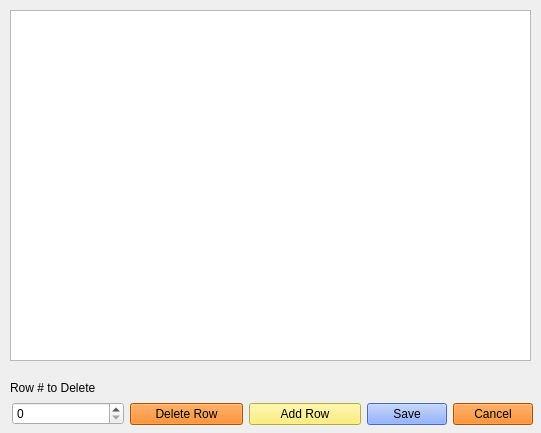
Above: manageinventory.ui from P4TOO/BulkClub-System before the change. Below: the same form after it.
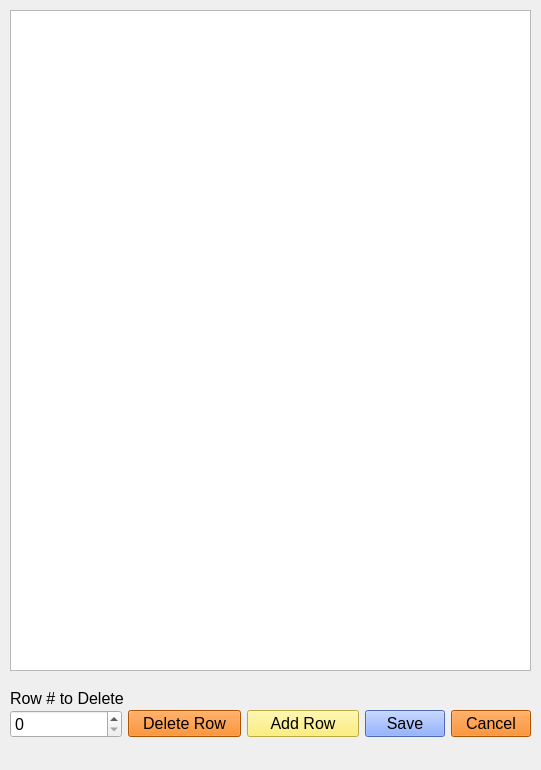
That is the form after the change.

```diff
--- a/manageinventory.ui
+++ b/manageinventory.ui
@@ -7,7 +7,7 @@
     <x>0</x>
     <y>0</y>
     <width>541</width>
-    <height>433</height>
+    <height>770</height>
    </rect>
   </property>
   <property name="windowTitle">
@@ -19,7 +19,7 @@
      <x>10</x>
      <y>10</y>
      <width>521</width>
-     <height>351</height>
+     <height>661</height>
     </rect>
    </property>
   </widget>
@@ -27,11 +27,16 @@
    <property name="geometry">
     <rect>
      <x>10</x>
-     <y>380</y>
-     <width>101</width>
+     <y>690</y>
+     <width>271</width>
      <height>16</height>
     </rect>
    </property>
+   <property name="font">
+    <font>
+     <pointsize>12</pointsize>
+    </font>
+   </property>
    <property name="text">
     <string>Row # to Delete</string>
    </property>
@@ -39,18 +44,29 @@
   <widget class="QWidget" name="layoutWidget">
    <property name="geometry">
     <rect>
-     <x>12</x>
-     <y>400</y>
+     <x>10</x>
+     <y>710</y>
      <width>521</width>
      <height>28</height>
     </rect>
    </property>
    <layout class="QHBoxLayout" name="horizontalLayout_2">
     <item>
-     <widget class="QSpinBox" name="RowToDel"/>
+     <widget class="QSpinBox" name="RowToDel">
+      <property name="font">
+       <font>
+        <pointsize>12</pointsize>
+       </font>
+      </property>
+     </widget>
     </item>
     <item>
      <widget class="QPushButton" name="DelRowButton">
+      <property name="font">
+       <font>
+        <pointsize>12</pointsize>
+       </font>
+      </property>
       <property name="styleSheet">
        <string notr="true">background-color: rgb(241, 115, 0)</string>
       </property>
@@ -61,6 +77,11 @@
     </item>
     <item>
      <widget class="QPushButton" name="AddRowButton">
+      <property name="font">
+       <font>
+        <pointsize>12</pointsize>
+       </font>
+      </property>
       <property name="styleSheet">
        <string notr="true">background-color:rgb(255, 238, 89)</string>
       </property>
@@ -73,6 +94,11 @@
      <layout class="QHBoxLayout" name="horizontalLayout">
       <item>
        <widget class="QPushButton" name="SaveButton">
+        <property name="font">
+         <font>
+          <pointsize>12</pointsize>
+         </font>
+        </property>
         <property name="styleSheet">
          <string notr="true">background-color: rgb(105, 146, 255)</string>
         </property>
@@ -83,6 +109,11 @@
       </item>
       <item>
        <widget class="QPushButton" name="Cancelbutton">
+        <property name="font">
+         <font>
+          <pointsize>12</pointsize>
+         </font>
+        </property>
         <property name="styleSheet">
          <string notr="true">background-color: rgb(241, 115, 0)</string>
         </property>
```
